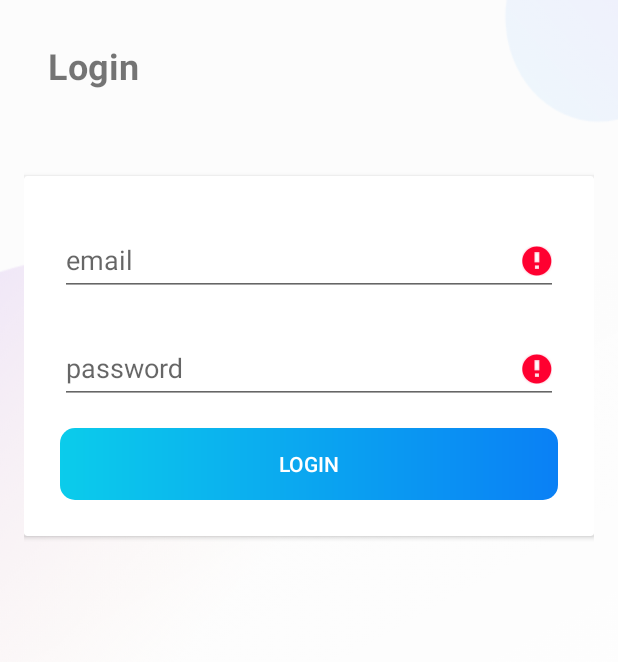
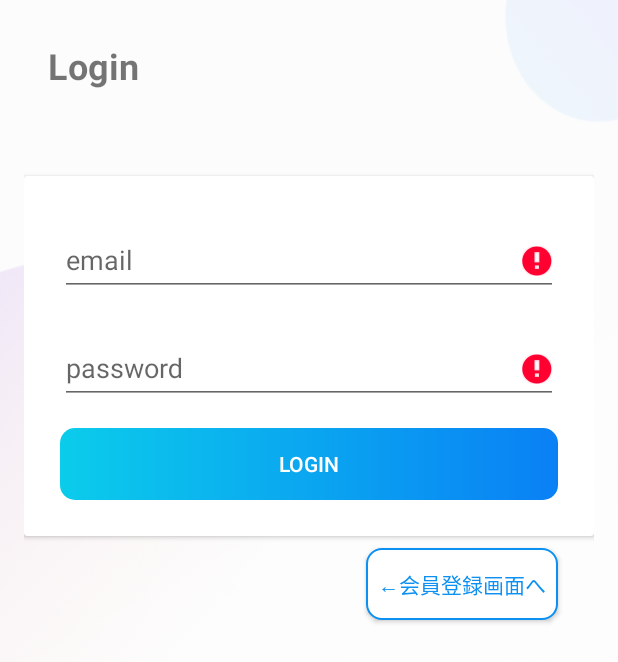
Before and after one commit to haradatakara/ClothingEcSite_Android, an Android app: the LoginFragment screen opened through its navigation route, after a tap on "LOGIN", on a phone screen of 412 x 824 dp. Shown: the top 662 px of the screen. Run offline under Robolectric (Android 15) with nearby library versions, the phone set to English and light mode, and no system bars; our stand-ins replace Firebase (no records; nobody signed in at launch, a user with empty details on screens opened directly), data binding, navigation-ui.

Commit message:
コードリファクタリング ・会員登録 　→パスワード表示 　→ツールチップ文言修正 ・ログイン 　→会員登録遷移ボタン ref: #19

```diff
--- a/app/build.gradle
+++ b/app/build.gradle
@@ -58,6 +58,7 @@ dependencies {
     implementation "androidx.fragment:fragment-ktx:$fragment_version"
     implementation 'com.google.firebase:firebase-storage-ktx'
     implementation 'com.github.bumptech.glide:glide:4.14.2'
+    implementation 'com.google.android.material:material:1.8.0'
 
     implementation 'de.hdodenhof:circleimageview:3.1.0'
 
--- a/app/src/main/java/com/example/clothingecsite_30/data/authentication/LoginFormState.kt
+++ b/app/src/main/java/com/example/clothingecsite_30/data/authentication/LoginFormState.kt
@@ -4,7 +4,7 @@ package com.example.clothingecsite_30.data.authentication
  * ログイン時の入力エラーに関して扱うデータクラス
  */
 data class LoginFormState(
-    val usernameError: Int? = null,
+    val emailError: Int? = null,
     val passwordError: Int? = null,
     val isDataValid: Boolean = false
 )
--- a/app/src/main/java/com/example/clothingecsite_30/repository/PurchaseRegisterIndividualRepository.kt
+++ b/app/src/main/java/com/example/clothingecsite_30/repository/PurchaseRegisterIndividualRepository.kt
@@ -7,9 +7,6 @@ import kotlinx.coroutines.Dispatchers
 import kotlinx.coroutines.async
 import kotlinx.coroutines.withContext
 
-/**
- *
- */
 class PurchaseRegisterIndividualRepository {
 
     suspend fun fetchAddress(zipCode: Int): Address? {
--- a/app/src/main/java/com/example/clothingecsite_30/view/LoginFragment.kt
+++ b/app/src/main/java/com/example/clothingecsite_30/view/LoginFragment.kt
@@ -6,25 +6,22 @@ import androidx.lifecycle.ViewModelProvider
 import androidx.annotation.StringRes
 import androidx.fragment.app.Fragment
 import android.os.Bundle
-import android.text.Editable
 import android.view.LayoutInflater
 import android.view.View
 import android.view.ViewGroup
 import android.view.inputmethod.EditorInfo
-import android.widget.EditText
 import android.widget.Toast
+import androidx.navigation.fragment.findNavController
 import com.example.clothingecsite_30.data.authentication.LoggedInUserView
-import com.example.clothingecsite_30.util.textWatcher.CustomTextWatcher
-import com.example.clothingecsite_30.util.textWatcher.CustomTextWatcherListener
 import com.example.clothingecsite_30.R
 import com.example.clothingecsite_30.databinding.FragmentLoginBinding
 import com.example.clothingecsite_30.viewModel.authentication.LoginViewModel
 import com.example.clothingecsite_30.viewModel.authentication.LoginViewModelFactory
 
 /**
- * ログイン画面に関するフラグメント
+ * ログイン画面のフラグメント
  */
-class LoginFragment : Fragment(), CustomTextWatcherListener {
+class LoginFragment : Fragment() {
 
     private lateinit var loginViewModel: LoginViewModel
 
@@ -43,23 +40,28 @@ class LoginFragment : Fragment(), CustomTextWatcherListener {
         loginViewModel =
             ViewModelProvider(this, LoginViewModelFactory())[LoginViewModel::class.java]
 
-        val usernameEditText = binding.username
-        val passwordEditText = binding.password
-        val loginButton = binding.loginBtn
+        binding.viewModel = loginViewModel
+
         val loadingProgressBar = binding.loading
 
-        enterTextChangedListener(usernameEditText, passwordEditText)
+        //入力バリデーションチェック
+        loginViewModel.email.observe(viewLifecycleOwner) {
+            loginViewModel.isEmailValid(it)
+        }
+        loginViewModel.password.observe (viewLifecycleOwner) {
+            loginViewModel.isPasswordValid(it.toString())
+        }
 
         // 入力時のバリデーションエラーメッセージ出力
         loginViewModel.loginFormState.observe(viewLifecycleOwner, Observer { loginFormState ->
             if (loginFormState == null) {
                 return@Observer
             }
-            loginFormState.usernameError?.let {
-                usernameEditText.error = getString(it)
+            loginFormState.emailError?.let {
+                binding.username.error = getString(it)
             }
             loginFormState.passwordError?.let {
-                passwordEditText.error = getString(it)
+                binding.password.error = getString(it)
             }
         })
 
@@ -77,41 +79,21 @@ class LoginFragment : Fragment(), CustomTextWatcherListener {
         })
 
         // Enterキーを押した時の処理
-        passwordEditText.setOnEditorActionListener { _, actionId, _ ->
+        binding.password.setOnEditorActionListener { _, actionId, _ ->
             if (actionId == EditorInfo.IME_ACTION_DONE) {
-                loginViewModel.login(
-                    usernameEditText.text.toString(), passwordEditText.text.toString()
-                )
+                loginViewModel.login()
             }
             false
         }
 
         // ログインボタン押下時の処理
-        loginButton.setOnClickListener {
+        binding.loginBtn.setOnClickListener {
             loadingProgressBar.visibility = View.VISIBLE
-            loginViewModel.login(usernameEditText.text.toString(), passwordEditText.text.toString())
+            loginViewModel.login()
         }
-    }
 
-    private fun enterTextChangedListener(
-        emailEditText: EditText,
-        passwordEditText: EditText,
-    ) {
-        passwordEditText.apply {
-            addTextChangedListener(
-                CustomTextWatcher(
-                    this,
-                    this@LoginFragment
-                )
-            )
-        }
-        emailEditText.apply {
-            addTextChangedListener(
-                CustomTextWatcher(
-                    this,
-                    this@LoginFragment
-                )
-            )
+        binding.gotoRegister.setOnClickListener {
+            findNavController().navigate(R.id.action_LoginFragment_to_RegisterFragment)
         }
     }
 
@@ -134,18 +116,4 @@ class LoginFragment : Fragment(), CustomTextWatcherListener {
         _binding = null
     }
 
-    override fun afterTextChanged(view: View, p0: Editable?) {
-        val inputStr: String = p0.toString()
-        when (view.id) {
-            R.id.username -> {
-                loginViewModel.isUserNameValid(inputStr)
-            }
-            R.id.password -> {
-                loginViewModel.isPasswordValid(inputStr)
-            }
-
-        }
-    }
-    override fun beforeTextChanged(view: View, p0: CharSequence?, p1: Int, p2: Int, p3: Int) {}
-    override fun onTextChanged(view: View, p0: CharSequence?, p1: Int, p2: Int, p3: Int) {}
 }
--- a/app/src/main/java/com/example/clothingecsite_30/view/MainActivity.kt
+++ b/app/src/main/java/com/example/clothingecsite_30/view/MainActivity.kt
@@ -7,6 +7,7 @@ import androidx.navigation.findNavController
 import androidx.navigation.ui.AppBarConfiguration
 import androidx.navigation.ui.navigateUp
 import android.view.MenuItem
+import android.widget.TextView
 import androidx.appcompat.widget.Toolbar
 import androidx.core.view.GravityCompat
 import androidx.lifecycle.ViewModelProvider
@@ -48,6 +49,7 @@ class MainActivity : AppCompatActivity(), NavigationView.OnNavigationItemSelecte
                 Glide.with(this)
                     .load(it.image)
                     .into(findViewById<CircleImageView>(R.id.iv_user_image))
+                findViewById<TextView>(R.id.tv_username).text = it.name
             }
         }
 
--- a/app/src/main/java/com/example/clothingecsite_30/view/MenuDetailFragment.kt
+++ b/app/src/main/java/com/example/clothingecsite_30/view/MenuDetailFragment.kt
@@ -55,7 +55,7 @@ class MenuDetailFragment : Fragment() {
 
         itemName.text = itemDetail?.name
         itemPrice.text = "¥${" %, d".format(itemDetail?.price)}"
-        itemPath.setImageResource(
+        binding.detailImage.setImageResource(
             resources.getIdentifier(itemDetail?.imgPath, "drawable", activity?.packageName)
         )
 
@@ -66,7 +66,7 @@ class MenuDetailFragment : Fragment() {
 
         //戻るボタン押下
         returnBtn.setOnClickListener {
-            itemViewModel._item.value = null
+            itemViewModel.deleteItem()
             findNavController().navigate(R.id.action_MenuListFragment_to_MenuDetailFragment)
         }
 
--- a/app/src/main/java/com/example/clothingecsite_30/view/RegisterFragment.kt
+++ b/app/src/main/java/com/example/clothingecsite_30/view/RegisterFragment.kt
@@ -77,7 +77,6 @@ class RegisterFragment : Fragment() {
         val birthMonthEditText = binding.registerBirthMonthView
         val birthYearEditText = binding.registerBirthYearView
         val passwordEditText = binding.registerPasswordView
-        val oneMorePasswordEditText = binding.registerOneMorePasswordView
         val genderSelectBox = binding.RegisterGenderGroup
         val registerBtn = binding.btnRegister
 
@@ -110,7 +109,6 @@ class RegisterFragment : Fragment() {
             }
         }
 
-
         registerViewModel.registerFormState.observe(viewLifecycleOwner,
             Observer { registerFormState ->
                 if (registerFormState == null) {
@@ -121,9 +119,6 @@ class RegisterFragment : Fragment() {
                 }
                 registerFormState.passwordError?.let {
                     passwordEditText.error = getString(it)
-                }
-                registerFormState.oneMorePasswordError?.let {
-                    oneMorePasswordEditText.error = getString(it)
                 }
                 registerFormState.birthDayError?.let {
                     birthDayEditText.error = getString(it)
--- a/app/src/main/java/com/example/clothingecsite_30/viewModel/authentication/LoginViewModel.kt
+++ b/app/src/main/java/com/example/clothingecsite_30/viewModel/authentication/LoginViewModel.kt
@@ -10,6 +10,7 @@ import com.example.clothingecsite_30.repository.LoginRepository
 import com.example.clothingecsite_30.data.authentication.LoggedInUserView
 import com.example.clothingecsite_30.data.authentication.LoginFormState
 import com.example.clothingecsite_30.data.authentication.AuthenticationResult
+import com.example.clothingecsite_30.model.authentication.login.LoginUser
 import com.example.clothingecsite_30.model.authentication.register.User
 import kotlinx.coroutines.*
 
@@ -30,14 +31,22 @@ class LoginViewModel(private val loginRepository: LoginRepository) : ViewModel()
     private val _isLogout = MutableLiveData<Boolean>()
     val isLogout: LiveData<Boolean> = _isLogout
 
-    fun login(username: String, password: String) {
+    val email = MutableLiveData<String>()
+
+    val password = MutableLiveData<String>()
+
+    fun login() {
         var isValid = true
-        if (!isUserNameValid(username)) isValid = false
-        if (!isPasswordValid(username)) isValid = false
+        if (!isEmailValid(email.value)) isValid = false
+        if (!isPasswordValid(password.value)) isValid = false
 
         viewModelScope.launch {
             if (isValid) {
-                when (val result = loginRepository.login(username, password)) {
+                val registerUser = LoginUser(
+                    email.value.toString(),
+                    password.value.toString()
+                )
+                when (val result = loginRepository.login(registerUser)) {
                     is com.example.clothingecsite_30.model.authentication.Result.Success -> {
                         _loginResult.value =
                             AuthenticationResult(success = LoggedInUserView(displayName = result.data.username))
@@ -47,8 +56,7 @@ class LoginViewModel(private val loginRepository: LoginRepository) : ViewModel()
                     }
                 }
             } else {
-                _loginResult.value =
-                    AuthenticationResult(error = R.string.login_failed)
+                _loginResult.value = AuthenticationResult(error = R.string.login_failed)
             }
         }
 
@@ -60,6 +68,7 @@ class LoginViewModel(private val loginRepository: LoginRepository) : ViewModel()
         }
 
     }
+
     fun logout() {
         viewModelScope.launch {
             _isLogout.postValue(loginRepository.logout())
@@ -67,15 +76,15 @@ class LoginViewModel(private val loginRepository: LoginRepository) : ViewModel()
         }
     }
 
-    fun isUserNameValid(username: String): Boolean {
+    fun isEmailValid(email: String?): Boolean {
         var isValid = false
-        if (!Regex(
-                "^(([0-9a-zA-Z!#\$%&'*+-/=?^_`{}|~]"
-                        + "+(.[0-9a-zA-Z!#\$%&'*+-/=?^_`{}|~]+)*)|(\"[^\"]*\"))@[0-9a-zA-Z!#\$%&'*+-/=?^_`{}|~]"
-                        + "+(.[0-9a-zA-Z!#\$%&'*+-/=?^_`{}|~]+)*\$"
-            ).matches(username)
+        if (email.isNullOrBlank()) {
+            _loginForm.value = LoginFormState(emailError = R.string.invalid_not_input)
+        } else if (!Regex(
+                "^[a-zA-Z0-9_+-]+(.[a-zA-Z0-9_+-]+)*@([a-zA-Z0-9][a-zA-Z0-9-]*[a-zA-Z0-9]*\\.)+[a-zA-Z]{2,}\$"
+            ).matches(email)
         ) {
-            _loginForm.value = LoginFormState(usernameError = R.string.invalid_email_zenkaku)
+            _loginForm.value = LoginFormState(emailError = R.string.invalid_email_zenkaku)
         } else {
             isValid = true
         }
@@ -83,10 +92,10 @@ class LoginViewModel(private val loginRepository: LoginRepository) : ViewModel()
         return isValid
     }
 
-    fun isPasswordValid(password: String): Boolean {
-        if (password.isEmpty()) {
+    fun isPasswordValid(password: String?): Boolean {
+        if (password.isNullOrBlank()) {
             _loginForm.value = LoginFormState(passwordError = R.string.invalid_password)
         }
-        return password.isNotEmpty()
+        return !password.isNullOrBlank()
     }
 }
--- a/app/src/main/java/com/example/clothingecsite_30/viewModel/authentication/RegisterViewModel.kt
+++ b/app/src/main/java/com/example/clothingecsite_30/viewModel/authentication/RegisterViewModel.kt
@@ -79,8 +79,6 @@ class RegisterViewModel
 
         if (!isPasswordValid(password.value)) isValid = false
 
-        if (!isPasswordValid(oneMorePassword.value)) isValid = false
-
         if (!matchPass(password.value, oneMorePassword.value)) isValid = false
 
         if (!isConsentCheckValid(isConsentChecked.value)) isValid = false
@@ -153,7 +151,6 @@ class RegisterViewModel
         } else {
             isValid = true
         }
-
         return isValid
     }
 
--- a/app/src/main/res/layout/fragment_login.xml
+++ b/app/src/main/res/layout/fragment_login.xml
@@ -1,16 +1,23 @@
 <?xml version="1.0" encoding="utf-8"?>
-<androidx.constraintlayout.widget.ConstraintLayout xmlns:android="http://schemas.android.com/apk/res/android"
-    xmlns:app="http://schemas.android.com/apk/res-auto"
-    xmlns:tools="http://schemas.android.com/tools"
+<layout xmlns:tools="http://schemas.android.com/tools"
+    xmlns:android="http://schemas.android.com/apk/res/android"
+    xmlns:app="http://schemas.android.com/apk/res-auto">
+    <data>
+        <variable
+            name="viewModel"
+            type="com.example.clothingecsite_30.viewModel.authentication.LoginViewModel" />
+    </data>
+
+    <androidx.constraintlayout.widget.ConstraintLayout
         android:id="@+id/container"
         android:layout_width="match_parent"
         android:layout_height="match_parent"
+        android:background="@drawable/ic_background"
+        android:orientation="vertical"
         android:paddingLeft="@dimen/fragment_horizontal_margin"
         android:paddingTop="@dimen/fragment_vertical_margin"
         android:paddingRight="@dimen/fragment_horizontal_margin"
         android:paddingBottom="@dimen/fragment_vertical_margin"
-    android:background="@drawable/ic_background"
-    android:orientation="vertical"
         tools:context=".view.LoginFragment">
 
         <ProgressBar
@@ -69,6 +76,7 @@
                         android:layout_width="match_parent"
                         android:layout_height="wrap_content"
                         android:hint="email"
+                        android:text="@={viewModel.email}"
                         android:inputType="textEmailAddress" />
                 </com.google.android.material.textfield.TextInputLayout>
 
@@ -79,6 +87,7 @@
 
                     <androidx.appcompat.widget.AppCompatEditText
                         android:id="@+id/password"
+                        android:text="@={viewModel.password}"
                         android:layout_width="match_parent"
                         android:layout_height="wrap_content"
                         android:hint="password"
@@ -98,4 +107,21 @@
                     android:textColor="@android:color/white" />
             </LinearLayout>
         </androidx.cardview.widget.CardView>
+
+        <Button
+            android:id="@+id/goto_register"
+            android:layout_width="wrap_content"
+            android:layout_height="wrap_content"
+            android:layout_marginTop="8dp"
+            android:layout_marginEnd="24dp"
+            android:background="@drawable/white_border_shape_button_rounded"
+            android:paddingStart="8sp"
+            android:paddingTop="12sp"
+            android:paddingEnd="8sp"
+            android:paddingBottom="12sp"
+            android:text="←会員登録画面へ"
+            android:textColor="@color/colorAccent"
+            app:layout_constraintEnd_toEndOf="parent"
+            app:layout_constraintTop_toBottomOf="@+id/card_view_login" />
     </androidx.constraintlayout.widget.ConstraintLayout>
+</layout>
--- a/app/src/main/res/navigation/nav_graph_intro.xml
+++ b/app/src/main/res/navigation/nav_graph_intro.xml
@@ -32,6 +32,11 @@
             app:enterAnim="@anim/slide_from_right"
             app:exitAnim="@anim/slide_to_left"
             app:destination="@id/MenuListFragment" />
+        <action
+            android:id="@+id/action_LoginFragment_to_RegisterFragment"
+            app:enterAnim="@anim/slide_from_bottom"
+            app:exitAnim="@anim/slide_to_top"
+            app:destination="@id/RegisterFragment" />
     </fragment>
 
     <fragment
--- a/app/src/main/res/values/strings.xml
+++ b/app/src/main/res/values/strings.xml
@@ -39,7 +39,7 @@
 
     <string name="invalid_not_select_gender">性別を選択して下さい。</string>
 
-    <string name="invalid_input_password">入力が正しくありません。少なくとも一文字以上は、英語の大文字と記号を含めて下さい。</string>
+    <string name="invalid_input_password">入力が正しくありません。8~24文字以内で大文字と記号(. 、/、?、-)を含めて下さい。</string>
     <string name="invalid_email_input">大文字の英語をパスワードに含めて下さい。</string>
     <string name="invalid_not_match_pass">入力されたパスワードが一致しません。</string>
     <string name="invalid_not_check_consent">会員規約に同意して下さい。</string>
```
Also changed, not shown: app/src/main/java/com/example/clothingecsite_30/model/authentication/login/LoginUser.kt (added, +9 -0 lines), app/src/main/java/com/example/clothingecsite_30/repository/LoginRepository.kt (+5 -4 lines), app/src/main/java/com/example/clothingecsite_30/viewModel/item/ItemViewModel.kt (+5 -3 lines), app/src/main/res/layout/fragment_register.xml (+11 -10 lines). Lines whose indentation alone changed are shown as unchanged.
